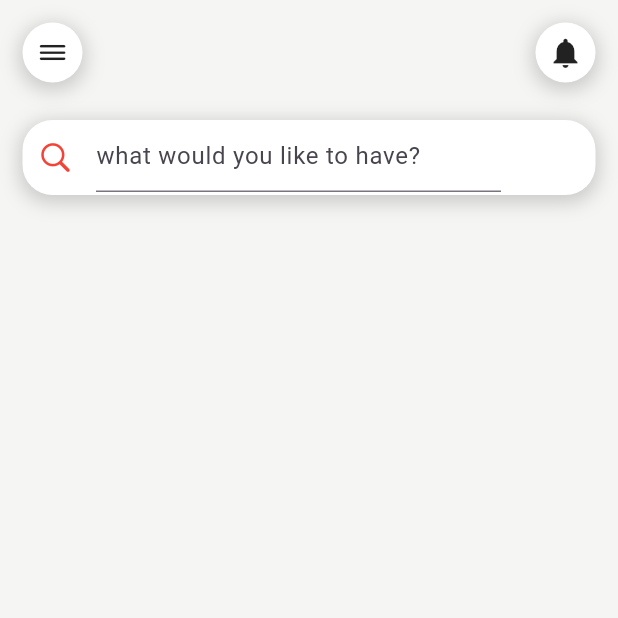
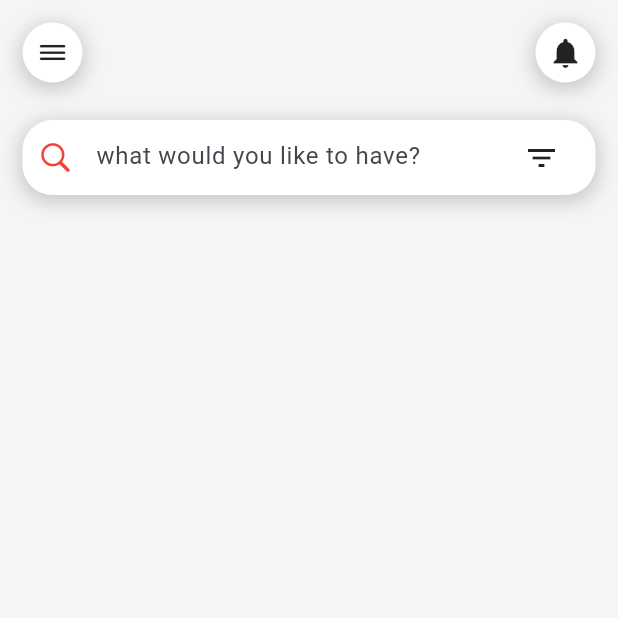
Before and after one commit to aysha-Ilma/food_app, a Flutter app: the screen it shows after launch, on a phone screen of 412 x 824 dp, the top half of it. Run offline on Flutter 3.47's test engine with Material 3 defaults, Android fonts, the phone set to English and light mode, and no system bars.

Commit message:
create Icon filter_list

```diff
--- a/lib/pages/HomePage.dart
+++ b/lib/pages/HomePage.dart
@@ -51,13 +51,19 @@ class Homepage extends StatelessWidget {
                         child: TextFormField(
                           decoration: InputDecoration(
                             hintText: "what would you like to have?",
+                            border: InputBorder.none,
                           ),
-                          ),
-                        ))
+                        ),
+                      ),
+                     ),
+                      Icon(Icons.filter_list),
                   ],
                 ),
               ),
             ),
+          ),
+          Padding(padding: EdgeInsets.only(top: 20, left:10),
+
           ),
         ],
       ),
```
